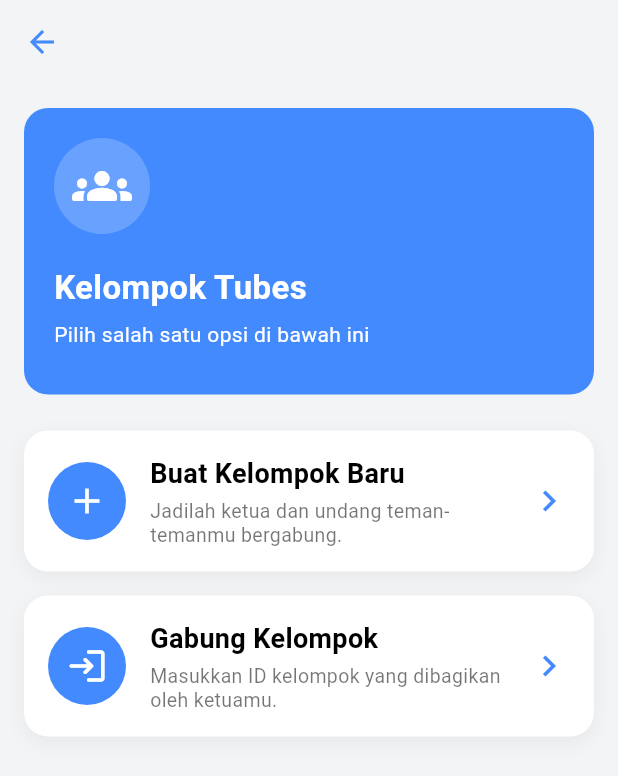
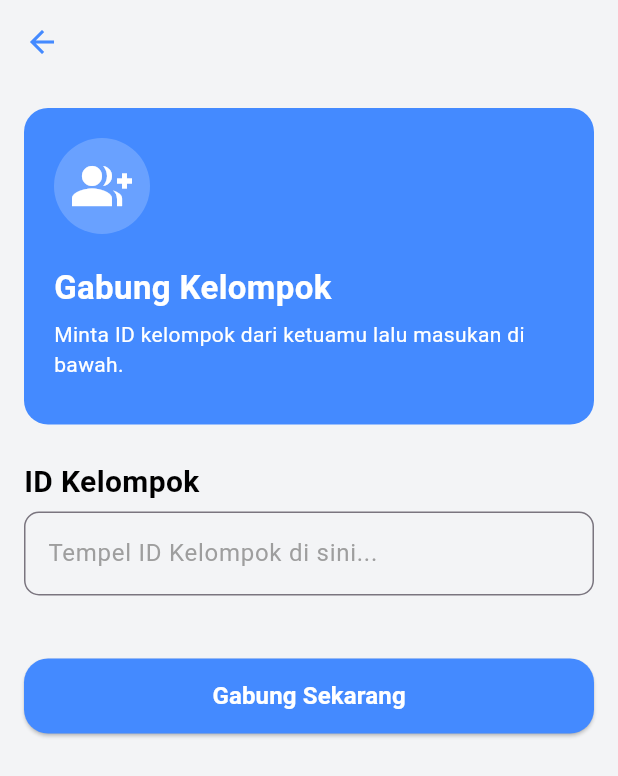
Before and after one commit to goks29/proyek4-Academic-Project-Monitoring-System, a Flutter app: the WorkspaceHomeView screen opened directly, after a tap on "Gabung Kelompok", on a phone screen of 412 x 824 dp. Shown: the top 776 px of the screen. Run offline on Flutter 3.47's test engine with Material 3 defaults, Android fonts, the phone set to English and light mode, and no system bars; our stand-ins replace flutter_dotenv, hive, hive_flutter, supabase_flutter; accounts and stored records are empty.

Commit message:
feat(UI): menambahkan view untuk join workspace

```diff
--- a/lib/features/academic/student/home_page.dart
+++ b/lib/features/academic/student/home_page.dart
@@ -25,6 +25,7 @@ class _HomePageState extends State<HomePage> {
     final workspaceController = context.watch<WorkspaceController>();
 
     return Scaffold(
+      backgroundColor: const Color.fromRGBO(243, 244, 246, 1),
       //header
       appBar: AppBar(
         title:
--- a/lib/features/academic/student/workspace_create_view.dart
+++ b/lib/features/academic/student/workspace_create_view.dart
@@ -83,7 +83,7 @@ class _WorkspaceViewState extends State<WorkspaceCreateView> {
                     const SizedBox(height: 16),
                     // Teks Kecil
                     Text(
-                      "Tambah Kelompok",
+                      "Kamu akan menjadi ketua kelompok",
                       style: TextStyle(
                         color: Colors.white.withOpacity(0.7),
                         fontSize: 12,
@@ -94,10 +94,10 @@ class _WorkspaceViewState extends State<WorkspaceCreateView> {
                     const SizedBox(height: 8),
                     // Teks Judul Besar
                     const Text(
-                      "Masukan Detail Kelompok Tubes",
+                      "Kelompok Baru",
                       style: TextStyle(
                         color: Colors.white,
-                        fontSize: 22,
+                        fontSize: 25,
                         fontWeight: FontWeight.bold,
                       ),
                     ),
--- a/lib/features/academic/student/workspace_home_view.dart
+++ b/lib/features/academic/student/workspace_home_view.dart
@@ -1,5 +1,6 @@
 import 'package:flutter/material.dart';
 import 'workspace_create_view.dart';
+import 'workspace_join_view.dart';
 
 class WorkspaceHomeView extends StatefulWidget {
   @override
@@ -77,7 +78,12 @@ class _WorkspaceViewState extends State<WorkspaceHomeView> {
               title: "Gabung Kelompok",
               subtitle: "Masukkan ID kelompok yang dibagikan oleh ketuamu.",
               onTap: () {
-                // buat nanti tombol join
+                Navigator.push(
+                  context,
+                  MaterialPageRoute(
+                    builder: (context) => WorkspaceJoinView(),
+                  )
+                );
               }
             ),
           ],
--- /dev/null
+++ b/lib/features/academic/student/workspace_join_view.dart
@@ -0,0 +1,152 @@
+import 'package:flutter/material.dart';
+import 'package:academic_project_monitoring_system/features/academic/student/workspace_controller.dart';
+import 'package:provider/provider.dart';
+
+
+class WorkspaceJoinView extends StatefulWidget {
+  const WorkspaceJoinView({super.key});
+
+  @override
+  State<WorkspaceJoinView> createState() => _WorkspaceJoinViewState();
+}
+
+class _WorkspaceJoinViewState extends State<WorkspaceJoinView> {
+  late final TextEditingController idController;
+  bool _isLoading = false;
+
+  @override
+  void initState() {
+    super.initState();
+    idController = TextEditingController();
+  }
+
+  @override
+  void dispose() {
+    idController.dispose();
+    super.dispose();
+  }
+
+  Future<void> _handleJoinWorkspace() async {
+    final workspaceId = idController.text.trim();
+    if (workspaceId.isEmpty) {
+      _showSnackBar("ID Kelompok tidak boleh kosong!", Colors.red);
+      return;
+    }
+
+    setState(() {
+      _isLoading = true;
+    });
+
+    final workspaceController = Provider.of<WorkspaceController>(context, listen: false);
+    final isSuccess = await workspaceController.joinWorkspaceById(workspaceId);
+
+    if (!mounted) return;
+    setState(() {
+      _isLoading = false;
+    });
+
+    if (isSuccess) {
+      _showSnackBar("Berhasil bergabung dengan kelompok!", Colors.green);
+      Navigator.pop(context);
+    } else {
+      _showSnackBar(workspaceController.errorMessage ?? "Terjadi kesalahan.", Colors.red);
+    }
+  }
+
+  void _showSnackBar(String message, Color color) {
+    ScaffoldMessenger.of(context).showSnackBar(
+      SnackBar(content: Text(message), backgroundColor: color),
+    );
+  }
+
+  @override
+  Widget build(BuildContext context) {
+    return Scaffold(
+      backgroundColor: const Color.fromRGBO(243, 244, 246, 1),
+      appBar: AppBar(
+        backgroundColor: Colors.transparent,
+        elevation: 0,
+        leading: IconButton(
+          icon: const Icon(Icons.arrow_back, color: Colors.blueAccent),
+          onPressed: () => Navigator.pop(context),
+        ),
+      ),
+      body: SingleChildScrollView(
+        padding: const EdgeInsets.all(16.0),
+        child: Column(
+          crossAxisAlignment: CrossAxisAlignment.start,
+          children: [
+            _buildHeaderBanner(),
+
+            const SizedBox(height: 24),
+
+            const Text("ID Kelompok", style: TextStyle(color: Colors.black, fontWeight: FontWeight.bold, fontSize: 20)),
+            const SizedBox(height: 5),
+            TextField(
+              controller: idController,
+              enabled: !_isLoading,
+              decoration: InputDecoration(
+                hintText: "Tempel ID Kelompok di sini...",
+                hintStyle: const TextStyle(color: Colors.grey, fontWeight: FontWeight.w400),
+                border: OutlineInputBorder(borderRadius: BorderRadius.circular(10))
+              ),
+            ),
+
+            const SizedBox(height: 42),
+
+            SizedBox(
+              width: double.infinity,
+              height: 50,
+              child: ElevatedButton(
+                style: ElevatedButton.styleFrom(
+                  backgroundColor: Colors.blueAccent,
+                  shape: RoundedRectangleBorder(borderRadius: BorderRadius.circular(16))
+                ),
+                onPressed: _isLoading ? null : _handleJoinWorkspace,
+                child: _isLoading
+                    ? const SizedBox(
+                        height: 20,
+                        width: 20,
+                        child: CircularProgressIndicator(color: Colors.white, strokeWidth: 2)
+                      )
+                    : const Text(
+                        "Gabung Sekarang",
+                        style: TextStyle(color: Colors.white, fontWeight: FontWeight.bold, fontSize: 16),
+                      ),
+              ),
+            )
+          ],
+        ),
+      ),
+    );
+  }
+
+  Widget _buildHeaderBanner() {
+    return Container(
+      padding: const EdgeInsets.all(20),
+      width: double.infinity,
+      decoration: BoxDecoration(
+        color: Colors.blueAccent,
+        borderRadius: BorderRadius.circular(16),
+      ),
+      child: Column(
+        crossAxisAlignment: CrossAxisAlignment.start,
+        children: [
+          Container(
+            padding: const EdgeInsets.all(12),
+            decoration: BoxDecoration(
+              color: Colors.white.withOpacity(0.2),
+              shape: BoxShape.circle,
+            ),
+            child: const Icon(Icons.group_add, color: Colors.white, size: 40),
+          ),
+          const SizedBox(height: 20),
+          const Text("Gabung Kelompok", style: TextStyle(color: Colors.white, fontWeight: FontWeight.bold, fontSize: 22)),
+          const SizedBox(height: 6),
+          const Text("Minta ID kelompok dari ketuamu lalu masukan di bawah.", style: TextStyle(color: Colors.white, fontSize: 14)),
+          const SizedBox(height: 10),
+        ],
+      ),
+    );
+  }
+}
```
